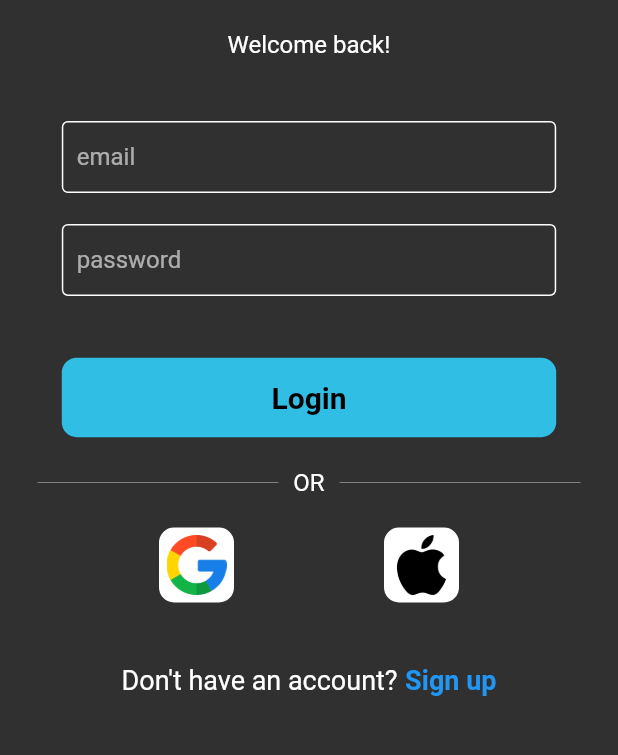
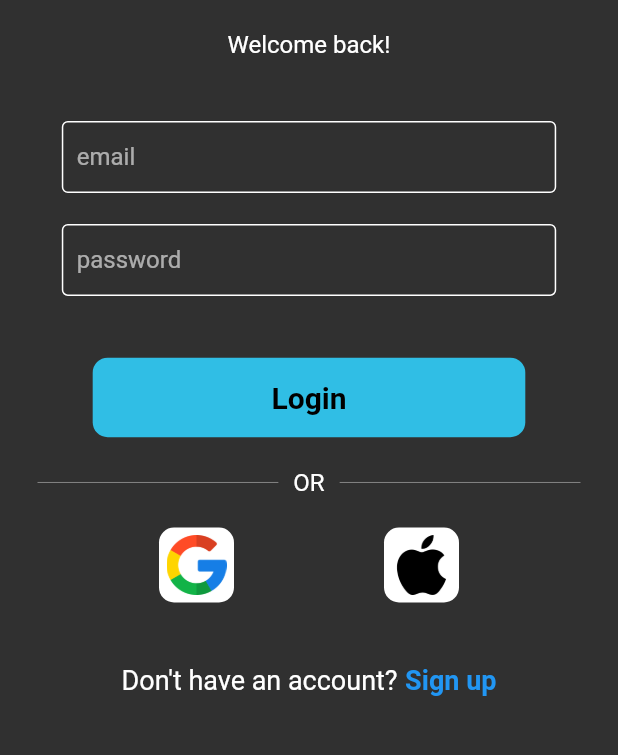
Before and after one commit to PrabeshTimilsina/ParkEase, a Flutter app: the screen it shows after launch, on a phone screen of 412 x 824 dp, the part 287-1042 px from its top. Run offline on Flutter 3.47's test engine with Material 2 defaults, Android fonts, the phone set to English and light mode, and no system bars; our stand-ins replace hexcolor, sliding_up_panel; missing offline and left inert: flutter_osm_plugin.

Commit message:
Fix the button size for all the buttons.

```diff
--- a/frontend/lib/presentation/components/my_button.dart
+++ b/frontend/lib/presentation/components/my_button.dart
@@ -13,7 +13,7 @@ class MyButton extends StatelessWidget {
       onTap: onTap,
       child: Container(
         padding: const EdgeInsets.all(15),
-        margin: EdgeInsets.symmetric(horizontal: mediaquery.width * 0.1),
+        margin: EdgeInsets.symmetric(horizontal: mediaquery.width * 0.15),
         decoration: BoxDecoration(
             color: HexColor('#30BEE5'),
             borderRadius: BorderRadius.circular(10)),
```
